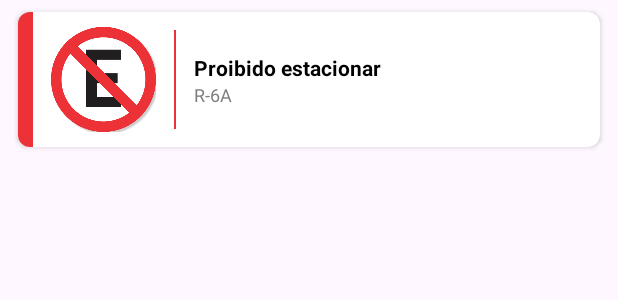
After one commit to brunofelix7/sinalizacao-android, an Android app: the layout item_sign_v2.xml on its own in the app's theme, with its tools: preview values and no code run, on a phone screen of 412 x 824 dp. The commit adds this screen. Shown: the top 300 px of the screen. Run offline under Robolectric (Android 15) with nearby library versions, the phone set to English and light mode, and no system bars.

Commit message:
:lipstick: UI do card da lista de sinais implementado em duas versões

```diff
--- /dev/null
+++ b/app/src/main/res/layout/item_sign_v2.xml
@@ -0,0 +1,99 @@
+<?xml version="1.0" encoding="utf-8"?>
+<androidx.cardview.widget.CardView xmlns:android="http://schemas.android.com/apk/res/android"
+    xmlns:app="http://schemas.android.com/apk/res-auto"
+    xmlns:tools="http://schemas.android.com/tools"
+    android:id="@+id/signRoot"
+    android:layout_width="match_parent"
+    android:layout_height="90dp"
+    android:layout_marginStart="12dp"
+    android:layout_marginTop="8dp"
+    android:layout_marginEnd="12dp"
+    android:layout_marginBottom="8dp"
+    android:hardwareAccelerated="true"
+    app:cardBackgroundColor="@color/white"
+    app:cardCornerRadius="8dp"
+    app:cardElevation="2dp">
+
+    <androidx.constraintlayout.widget.ConstraintLayout
+        android:id="@+id/signContent"
+        android:layout_width="match_parent"
+        android:layout_height="wrap_content">
+
+        <View
+            android:id="@+id/signTab"
+            android:layout_width="10dp"
+            android:layout_height="match_parent"
+            android:background="@color/primary"
+            app:layout_constraintBottom_toBottomOf="parent"
+            app:layout_constraintStart_toStartOf="parent"
+            app:layout_constraintTop_toTopOf="parent" />
+
+        <ImageView
+            android:id="@+id/signImage"
+            android:layout_width="70dp"
+            android:layout_height="0dp"
+            android:layout_gravity="center_vertical"
+            android:layout_marginStart="12dp"
+            android:scaleType="fitCenter"
+            app:layout_constraintBottom_toBottomOf="parent"
+            app:layout_constraintStart_toEndOf="@+id/signTab"
+            app:layout_constraintTop_toTopOf="parent"
+            app:srcCompat="@drawable/ic_r6a"
+            tools:ignore="ContentDescription" />
+
+        <View
+            android:id="@+id/signSeparator"
+            android:layout_width="1dp"
+            android:layout_height="match_parent"
+            android:layout_marginStart="12dp"
+            android:layout_marginTop="12dp"
+            android:layout_marginBottom="12dp"
+            android:background="@color/primary"
+            app:layout_constraintBottom_toBottomOf="parent"
+            app:layout_constraintStart_toEndOf="@+id/signImage"
+            app:layout_constraintTop_toTopOf="parent" />
+
+        <androidx.constraintlayout.widget.ConstraintLayout
+            android:layout_width="0dp"
+            android:layout_height="wrap_content"
+            android:layout_marginStart="12dp"
+            android:layout_marginEnd="12dp"
+            app:layout_constraintBottom_toBottomOf="@+id/signSeparator"
+            app:layout_constraintEnd_toEndOf="parent"
+            app:layout_constraintStart_toEndOf="@+id/signSeparator"
+            app:layout_constraintTop_toTopOf="@+id/signSeparator">
+
+            <TextView
+                android:id="@+id/signName"
+                android:layout_width="0dp"
+                android:layout_height="wrap_content"
+                android:ellipsize="end"
+                android:gravity="start"
+                android:maxLines="2"
+                android:textColor="@color/black"
+                android:textSize="14sp"
+                android:textStyle="bold"
+                app:layout_constraintEnd_toEndOf="parent"
+                app:layout_constraintStart_toStartOf="parent"
+                app:layout_constraintTop_toTopOf="parent"
+                tools:text="Proibido estacionar" />
+
+            <TextView
+                android:id="@+id/signCode"
+                android:layout_width="0dp"
+                android:layout_height="wrap_content"
+                android:ellipsize="end"
+                android:gravity="start"
+                android:maxLines="2"
+                android:textColor="@color/black_tertiary"
+                android:textSize="12sp"
+                app:layout_constraintEnd_toEndOf="parent"
+                app:layout_constraintStart_toStartOf="@+id/signName"
+                app:layout_constraintTop_toBottomOf="@+id/signName"
+                tools:text="R-6A" />
+
+        </androidx.constraintlayout.widget.ConstraintLayout>
+
+    </androidx.constraintlayout.widget.ConstraintLayout>
+
+</androidx.cardview.widget.CardView>
--- a/app/src/main/res/values/colors.xml
+++ b/app/src/main/res/values/colors.xml
@@ -1,5 +1,9 @@
 <?xml version="1.0" encoding="utf-8"?>
 <resources>
-    <color name="black">#FF000000</color>
-    <color name="white">#FFFFFFFF</color>
+    <color name="primary">#ED3237</color>
+    <color name="background">#DFDFE5</color>
+    <color name="black">#000000</color>
+    <color name="black_secondary">#4D4D4D</color>
+    <color name="black_tertiary">#808080</color>
+    <color name="white">#FFFFFF</color>
 </resources>
```
Also changed, not shown: app/src/main/res/layout/item_sign.xml (added, +81 -0 lines), app/src/main/res/drawable-hdpi/ic_r6a.png (added), app/src/main/res/drawable-ldpi/ic_r6a.png (added), app/src/main/res/drawable-mdpi/ic_r6a.png (added), app/src/main/res/drawable-xhdpi/ic_r6a.png (added), app/src/main/res/drawable-xxhdpi/ic_r6a.png (added), app/src/main/res/drawable-xxxhdpi/ic_r6a.png (added).
